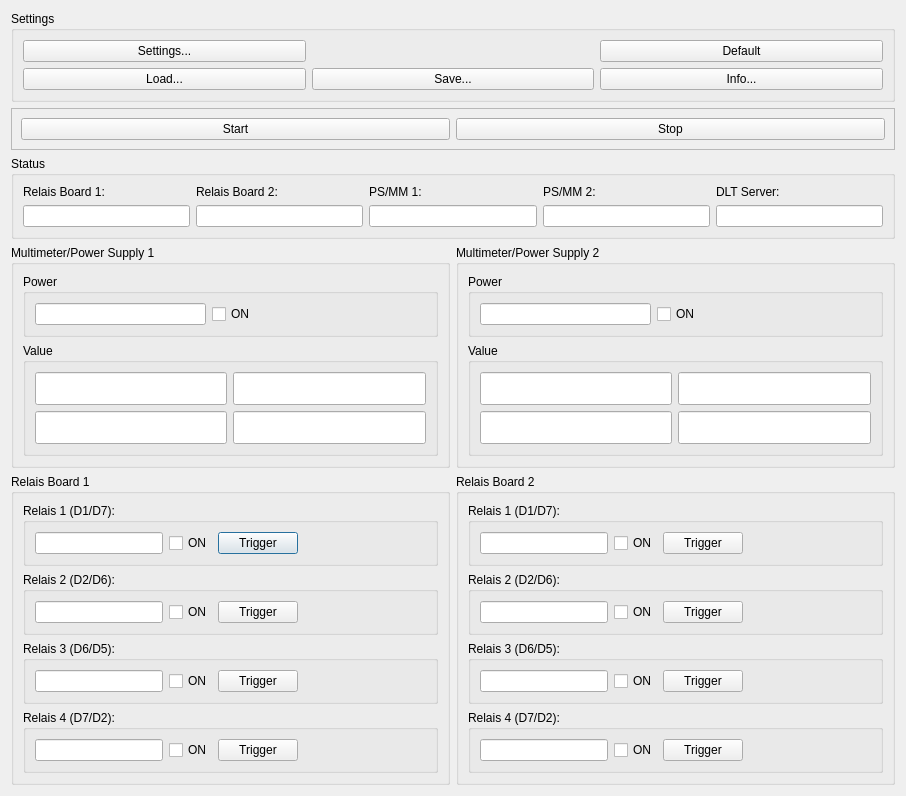
First picture: the form in dialog.ui, repository alexmucde/DLTPower, before the edit.
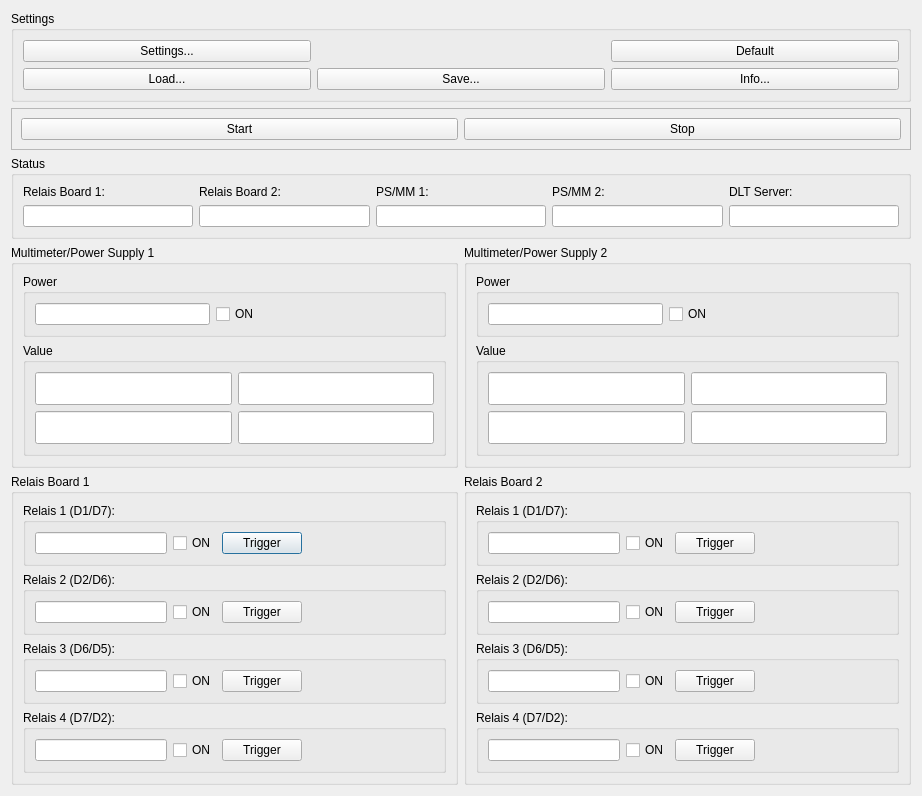
Second picture: the form after the edit.

What changed in the file:
```diff
--- a/dialog.ui
+++ b/dialog.ui
@@ -6,8 +6,8 @@
    <rect>
     <x>0</x>
     <y>0</y>
-    <width>906</width>
-    <height>788</height>
+    <width>922</width>
+    <height>723</height>
    </rect>
   </property>
   <property name="sizePolicy">
```
Left out of the diff: 20 changed lines with no effect on the pictures.
